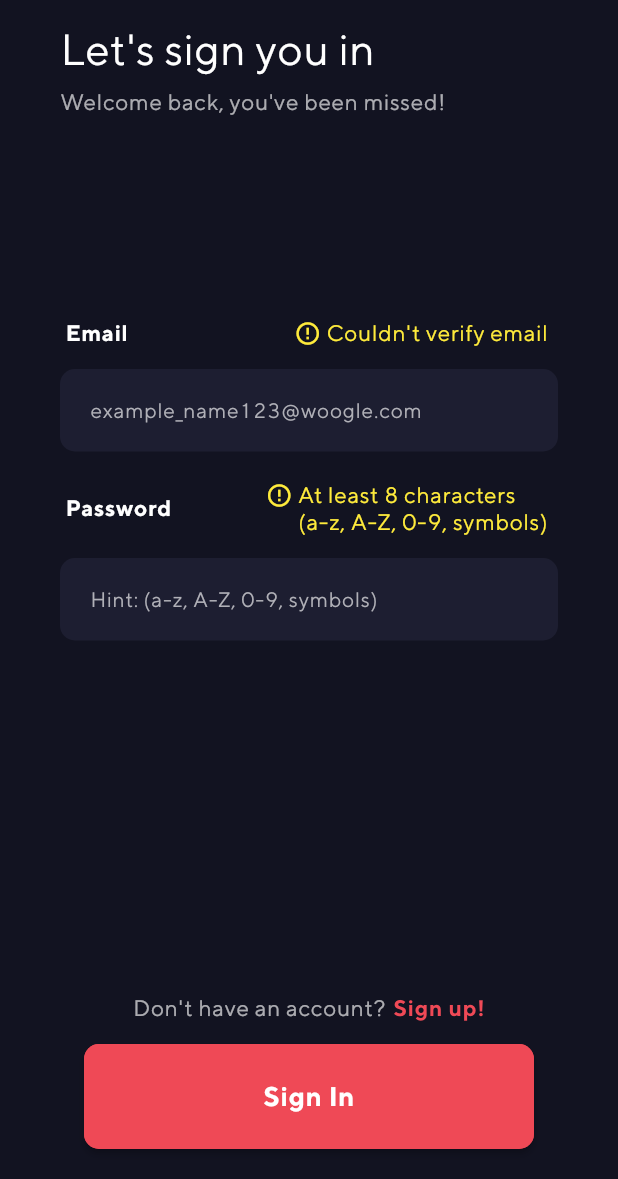
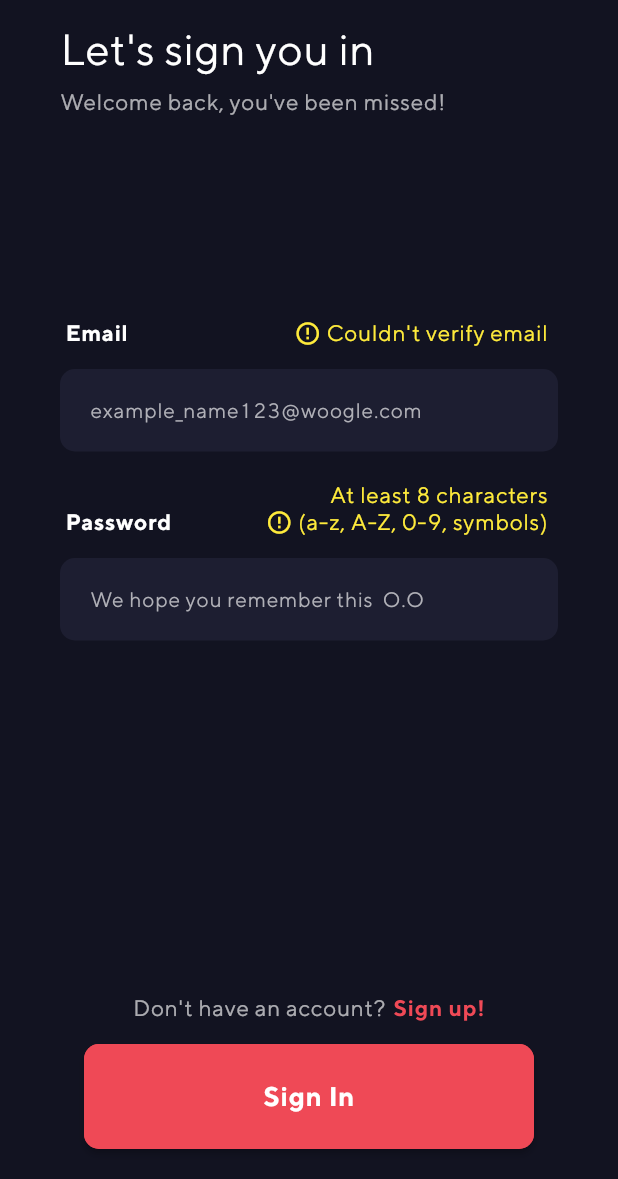
Before and after one commit to elias97850/spark, a Flutter app: the screen it shows after launch, after a tap on "Sign In", on a phone screen of 412 x 824 dp, the part 57-1236 px from its top. Run offline on Flutter 3.47's test engine with Material 2 defaults, Android fonts, the phone set to English and light mode, and no system bars; our stand-ins replace animated_text_kit, flutter_holo_date_picker, string_validator; missing offline and left inert: transition.

Commit message:
(Reupload - QuickFix)
Current: Some simple UX, validation of fields, and error messages.

Next: Cleanup of data for better validation, Firebase accounts, more UX and comments.

Comment: I'm going to bed earlier today, to see if I can fix my schedule, and to take a bit of a break, maybe watch some anime, idk. https://youtu.be/2nWmBJxW9q0 (the video might be a bit cringe, but the song is majestic) I love when rock has an orchestra and goes theatrical. Hi from the past, and have a nice day! Take care and DRINK WATER!

```diff
--- a/lib/components/TextFields.dart
+++ b/lib/components/TextFields.dart
@@ -54,6 +54,7 @@ class _AccountTextFieldState extends State<AccountTextField> {
       children: [
         Row(
           mainAxisAlignment: MainAxisAlignment.spaceBetween,
+          crossAxisAlignment: CrossAxisAlignment.end,
           children: [
             Text(
               ' ${widget.title}',
@@ -67,8 +68,7 @@ class _AccountTextFieldState extends State<AccountTextField> {
             widget.isFormatErrorText == true
                 ? Container(
                     child: Row(
-                      //mainAxisAlignment: MainAxisAlignment.end,
-                      crossAxisAlignment: CrossAxisAlignment.start,
+                      crossAxisAlignment: CrossAxisAlignment.end,
                       children: [
                         Icon(
                           Icons.error_outline,
@@ -77,7 +77,7 @@ class _AccountTextFieldState extends State<AccountTextField> {
                         ),
                         widget.isPasswordTextField == true
                             ? Column(
-                                crossAxisAlignment: CrossAxisAlignment.start,
+                                crossAxisAlignment: CrossAxisAlignment.end,
                                 children: [
                                   Text(
                                     ' ${widget.formatErrorText}  ',
--- a/lib/pages/account/SignInPage.dart
+++ b/lib/pages/account/SignInPage.dart
@@ -112,7 +112,7 @@ class _SignInPageState extends State<SignInPage> {
                           currentFocus: passwordFocus,
                           context: context,
                           title: 'Password',
-                          hintText: 'Hint: (a-z, A-Z, 0-9, symbols)',
+                          hintText: 'We hope you remember this  O.O',
                           textInputType: TextInputType.text,
                           obscureText: passwordObscureText,
                           icon: visibilityIcon,
```
